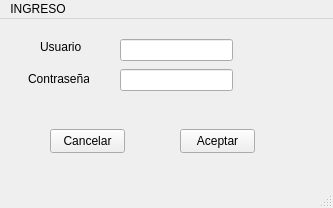
yaelvg/Programing_Python, file GUI/Password/Password.ui: the form before one commit.
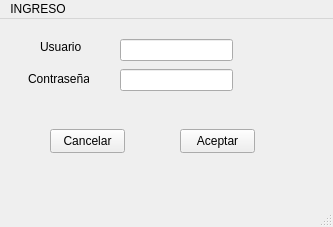
The form after the commit.

Patch:
```diff
--- a/GUI/Password/Password.ui
+++ b/GUI/Password/Password.ui
@@ -7,7 +7,7 @@
     <x>0</x>
     <y>0</y>
     <width>333</width>
-    <height>208</height>
+    <height>227</height>
    </rect>
   </property>
   <property name="windowTitle">
```
